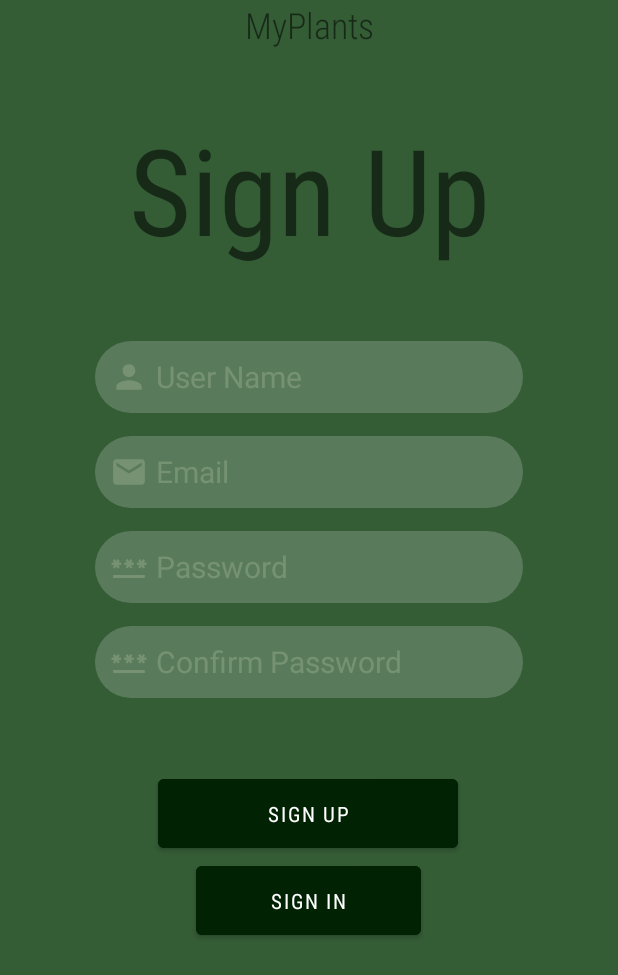
After one commit to LiavBurger/MyPlants, an Android app: the RegisterActivity screen opened directly, with no data from a screen before it, on a phone screen of 412 x 824 dp. The commit adds this screen. Shown: the top 975 px of the screen. Run offline under Robolectric (Android 15) with nearby library versions, the phone set to English and light mode, and no system bars.

Commit message:
colors and Register Activity layout

```diff
--- a/app/build.gradle.kts
+++ b/app/build.gradle.kts
@@ -9,7 +9,7 @@ android {
 
     defaultConfig {
         applicationId = "com.myplants"
-        minSdk = 25
+        minSdk = 28
         targetSdk = 34
         versionCode = 1
         versionName = "1.0"
--- a/app/src/main/AndroidManifest.xml
+++ b/app/src/main/AndroidManifest.xml
@@ -10,8 +10,11 @@
         android:label="@string/app_name"
         android:roundIcon="@mipmap/ic_launcher_round"
         android:supportsRtl="true"
-        android:theme="@style/Theme.MyPlants"
+        android:theme="@style/Base.Theme.MyPlants"
         tools:targetApi="31">
+        <activity
+            android:name=".RegisterActivity"
+            android:exported="false" />
         <activity
             android:name=".MainActivity"
             android:exported="true">
--- /dev/null
+++ b/app/src/main/java/com/myplants/RegisterActivity.kt
@@ -0,0 +1,11 @@
+package com.myplants
+
+import androidx.appcompat.app.AppCompatActivity
+import android.os.Bundle
+
+class RegisterActivity : AppCompatActivity() {
+    override fun onCreate(savedInstanceState: Bundle?) {
+        super.onCreate(savedInstanceState)
+        setContentView(R.layout.activity_register)
+    }
+}
--- /dev/null
+++ b/app/src/main/res/drawable/enter_text_background.xml
@@ -0,0 +1,18 @@
+<?xml version="1.0" encoding="utf-8"?>
+<selector xmlns:android="http://schemas.android.com/apk/res/android">
+    <item android:state_enabled="true" android:state_focused="true">
+        <shape android:shape="rectangle">
+            <solid android:color="#30FFFFFF"/>
+            <corners android:radius="50dp"/>
+            <stroke android:color="@color/white" android:width="1dp"/>
+        </shape>
+    </item>
+
+    <item android:state_enabled="true">
+        <shape android:shape="rectangle">
+            <solid android:color="#30FFFFFF"/>
+            <corners android:radius="50dp"/>
+        </shape>
+    </item>
+
+</selector>
--- /dev/null
+++ b/app/src/main/res/drawable/ic_email.xml
@@ -0,0 +1,5 @@
+<vector android:height="24dp" android:tint="@color/text_color"
+    android:viewportHeight="24" android:viewportWidth="24"
+    android:width="24dp" xmlns:android="http://schemas.android.com/apk/res/android">
+    <path android:fillColor="@android:color/white" android:pathData="M20,4L4,4c-1.1,0 -1.99,0.9 -1.99,2L2,18c0,1.1 0.9,2 2,2h16c1.1,0 2,-0.9 2,-2L22,6c0,-1.1 -0.9,-2 -2,-2zM20,8l-8,5 -8,-5L4,6l8,5 8,-5v2z"/>
+</vector>
--- /dev/null
+++ b/app/src/main/res/drawable/ic_password.xml
@@ -0,0 +1,5 @@
+<vector android:height="24dp" android:tint="@color/text_color"
+    android:viewportHeight="24" android:viewportWidth="24"
+    android:width="24dp" xmlns:android="http://schemas.android.com/apk/res/android">
+    <path android:fillColor="@android:color/white" android:pathData="M2,17h20v2H2V17zM3.15,12.95L4,11.47l0.85,1.48l1.3,-0.75L5.3,10.72H7v-1.5H5.3l0.85,-1.47L4.85,7L4,8.47L3.15,7l-1.3,0.75L2.7,9.22H1v1.5h1.7L1.85,12.2L3.15,12.95zM9.85,12.2l1.3,0.75L12,11.47l0.85,1.48l1.3,-0.75l-0.85,-1.48H15v-1.5h-1.7l0.85,-1.47L12.85,7L12,8.47L11.15,7l-1.3,0.75l0.85,1.47H9v1.5h1.7L9.85,12.2zM23,9.22h-1.7l0.85,-1.47L20.85,7L20,8.47L19.15,7l-1.3,0.75l0.85,1.47H17v1.5h1.7l-0.85,1.48l1.3,0.75L20,11.47l0.85,1.48l1.3,-0.75l-0.85,-1.48H23V9.22z"/>
+</vector>
--- /dev/null
+++ b/app/src/main/res/drawable/ic_person.xml
@@ -0,0 +1,5 @@
+<vector android:height="24dp" android:tint="#000000"
+    android:viewportHeight="24" android:viewportWidth="24"
+    android:width="24dp" xmlns:android="http://schemas.android.com/apk/res/android">
+    <path android:fillColor="@android:color/white" android:pathData="M12,12c2.21,0 4,-1.79 4,-4s-1.79,-4 -4,-4 -4,1.79 -4,4 1.79,4 4,4zM12,14c-2.67,0 -8,1.34 -8,4v2h16v-2c0,-2.66 -5.33,-4 -8,-4z"/>
+</vector>
--- /dev/null
+++ b/app/src/main/res/drawable/ic_user.xml
@@ -0,0 +1,5 @@
+<vector android:height="24dp" android:tint="@color/text_color"
+    android:viewportHeight="24" android:viewportWidth="24"
+    android:width="24dp" xmlns:android="http://schemas.android.com/apk/res/android">
+    <path android:fillColor="@android:color/white" android:pathData="M12,12c2.21,0 4,-1.79 4,-4s-1.79,-4 -4,-4 -4,1.79 -4,4 1.79,4 4,4zM12,14c-2.67,0 -8,1.34 -8,4v2h16v-2c0,-2.66 -5.33,-4 -8,-4z"/>
+</vector>
--- /dev/null
+++ b/app/src/main/res/layout/activity_register.xml
@@ -0,0 +1,225 @@
+<?xml version="1.0" encoding="utf-8"?>
+<androidx.constraintlayout.widget.ConstraintLayout xmlns:android="http://schemas.android.com/apk/res/android"
+    xmlns:app="http://schemas.android.com/apk/res-auto"
+    xmlns:tools="http://schemas.android.com/tools"
+    android:layout_width="match_parent"
+    android:layout_height="match_parent"
+    android:background="@color/background"
+    android:orientation="vertical"
+    tools:context=".RegisterActivity">
+
+    <TextView
+        android:id="@+id/textView"
+        android:layout_width="0dp"
+        android:layout_height="wrap_content"
+        android:fontFamily="sans-serif-condensed-light"
+        android:gravity="center"
+        android:text="@string/app_name"
+        android:textSize="24sp"
+        app:layout_constraintEnd_toEndOf="parent"
+        app:layout_constraintStart_toStartOf="parent"
+        app:layout_constraintTop_toTopOf="parent" />
+
+    <TextView
+        android:id="@+id/textView2"
+        android:layout_width="0dp"
+        android:layout_height="wrap_content"
+        android:layout_marginTop="40dp"
+        android:fontFamily="sans-serif-condensed-light"
+        android:gravity="center"
+        android:text="@string/sign_up"
+        android:textFontWeight="400"
+        android:textSize="80sp"
+        android:textStyle="bold"
+        app:layout_constraintEnd_toEndOf="parent"
+        app:layout_constraintStart_toStartOf="parent"
+        app:layout_constraintTop_toBottomOf="@+id/textView" />
+
+    <androidx.appcompat.widget.LinearLayoutCompat
+        android:id="@+id/llcUsername"
+        android:layout_width="285dp"
+        android:layout_height="wrap_content"
+        android:layout_gravity="center"
+        android:layout_marginStart="63dp"
+        android:layout_marginTop="48dp"
+        android:layout_marginEnd="63dp"
+        android:background="@drawable/enter_text_background"
+        android:orientation="horizontal"
+        app:layout_constraintEnd_toEndOf="parent"
+        app:layout_constraintHorizontal_bias="0.0"
+        app:layout_constraintStart_toStartOf="parent"
+        app:layout_constraintTop_toBottomOf="@+id/textView2">
+
+        <ImageView
+            android:layout_width="25dp"
+            android:layout_height="25dp"
+            android:layout_gravity="center"
+            android:layout_marginStart="10dp"
+            android:background="@drawable/ic_user"
+            android:gravity="bottom" />
+
+        <EditText
+            android:id="@+id/etUserName"
+            android:layout_width="245dp"
+            android:layout_height="48dp"
+            android:layout_gravity="center"
+            android:layout_marginStart="5dp"
+            android:background="#00FFFFFF"
+            android:gravity="fill_vertical"
+            android:hint="@string/user_name"
+            android:inputType="textPersonName"
+            android:textColor="@color/text_color"
+            android:textColorHint="@color/text_color"
+            android:textSize="20sp" />
+    </androidx.appcompat.widget.LinearLayoutCompat>
+
+    <androidx.appcompat.widget.LinearLayoutCompat
+        android:id="@+id/llcEmail"
+        android:layout_width="285dp"
+        android:layout_height="wrap_content"
+        android:layout_gravity="center"
+        android:layout_marginStart="63dp"
+        android:layout_marginTop="15dp"
+        android:layout_marginEnd="63dp"
+        android:background="@drawable/enter_text_background"
+        android:orientation="horizontal"
+        app:layout_constraintEnd_toEndOf="parent"
+        app:layout_constraintHorizontal_bias="0.0"
+        app:layout_constraintStart_toStartOf="parent"
+        app:layout_constraintTop_toBottomOf="@+id/llcUsername">
+
+
+        <ImageView
+            android:layout_width="25dp"
+            android:layout_height="25dp"
+            android:layout_gravity="center"
+            android:layout_marginStart="10dp"
+            android:background="@drawable/ic_email"
+            android:gravity="bottom" />
+
+        <EditText
+            android:id="@+id/etEmail"
+            android:layout_width="245dp"
+            android:layout_height="48dp"
+            android:layout_gravity="center"
+            android:layout_marginStart="5dp"
+            android:background="#00FFFFFF"
+            android:gravity="fill_vertical"
+            android:hint="@string/email"
+            android:inputType="textEmailAddress"
+            android:textColor="@color/text_color"
+            android:textColorHint="@color/text_color"
+            android:textSize="20sp" />
+    </androidx.appcompat.widget.LinearLayoutCompat>
+
+    <androidx.appcompat.widget.LinearLayoutCompat
+        android:id="@+id/llcPassword"
+        android:layout_width="285dp"
+        android:layout_height="wrap_content"
+        android:layout_gravity="center"
+        android:layout_marginStart="63dp"
+        android:layout_marginTop="15dp"
+        android:layout_marginEnd="63dp"
+        android:background="@drawable/enter_text_background"
+        android:orientation="horizontal"
+        app:layout_constraintEnd_toEndOf="parent"
+        app:layout_constraintHorizontal_bias="0.0"
+        app:layout_constraintStart_toStartOf="parent"
+        app:layout_constraintTop_toBottomOf="@+id/llcEmail">
+
+
+        <ImageView
+            android:layout_width="25dp"
+            android:layout_height="25dp"
+            android:layout_gravity="center"
+            android:layout_marginStart="10dp"
+            android:background="@drawable/ic_password"
+            android:gravity="bottom" />
+
+        <EditText
+            android:id="@+id/etPassword"
+            android:layout_width="245dp"
+            android:layout_height="48dp"
+            android:layout_gravity="center"
+            android:layout_marginStart="5dp"
+            android:background="#00FFFFFF"
+            android:gravity="fill_vertical"
+            android:hint="@string/password"
+            android:inputType="textPassword"
+            android:textColor="@color/text_color"
+            android:textColorHint="@color/text_color"
+            android:textSize="20sp" />
+    </androidx.appcompat.widget.LinearLayoutCompat>
+
+    <androidx.appcompat.widget.LinearLayoutCompat
+        android:id="@+id/llcConfirmPassword"
+        android:layout_width="285dp"
+        android:layout_height="wrap_content"
+        android:layout_gravity="center"
+        android:layout_marginStart="63dp"
+        android:layout_marginTop="15dp"
+        android:layout_marginEnd="63dp"
+        android:background="@drawable/enter_text_background"
+        android:orientation="horizontal"
+        app:layout_constraintEnd_toEndOf="parent"
+        app:layout_constraintHorizontal_bias="0.0"
+        app:layout_constraintStart_toStartOf="parent"
+        app:layout_constraintTop_toBottomOf="@+id/llcPassword">
+
+
+        <ImageView
+            android:layout_width="25dp"
+            android:layout_height="25dp"
+            android:layout_gravity="center"
+            android:layout_marginStart="10dp"
+            android:background="@drawable/ic_password"
+            android:gravity="bottom" />
+
+        <EditText
+            android:id="@+id/et_re_enter_Password"
+            android:layout_width="245dp"
+            android:layout_height="48dp"
+            android:layout_gravity="center"
+            android:layout_marginStart="5dp"
+            android:background="#00FFFFFF"
+            android:gravity="fill_vertical"
+            android:hint="@string/re_password"
+            android:inputType="textPassword"
+            android:textColor="@color/text_color"
+            android:textColorHint="@color/text_color"
+            android:textSize="20sp" />
+    </androidx.appcompat.widget.LinearLayoutCompat>
+
+    <Button
+        android:id="@+id/btnSignUp"
+        android:layout_width="200dp"
+        android:layout_height="58dp"
+        android:layout_gravity="center"
+        android:layout_marginTop="48dp"
+        android:backgroundTint="@color/buttonColor"
+        android:fontFamily="sans-serif-condensed-light"
+        android:text="@string/sign_up"
+        android:textColor="@color/white"
+        android:textFontWeight="400"
+        app:layout_constraintEnd_toEndOf="parent"
+        app:layout_constraintHorizontal_bias="0.497"
+        app:layout_constraintStart_toStartOf="parent"
+        app:layout_constraintTop_toBottomOf="@+id/llcConfirmPassword" />
+
+    <Button
+        android:id="@+id/btnSignIn"
+        android:layout_width="150dp"
+        android:layout_height="58dp"
+        android:layout_gravity="center"
+        android:backgroundTint="@color/buttonColor"
+        android:fontFamily="sans-serif-condensed-light"
+        android:text="@string/sign_in"
+        android:textColor="@color/white"
+        android:textFontWeight="400"
+        app:layout_constraintEnd_toEndOf="parent"
+        app:layout_constraintHorizontal_bias="0.498"
+        app:layout_constraintStart_toStartOf="parent"
+        app:layout_constraintTop_toBottomOf="@+id/btnSignUp" />
+
+
+</androidx.constraintlayout.widget.ConstraintLayout>
--- a/app/src/main/res/values-night/themes.xml
+++ b/app/src/main/res/values-night/themes.xml
@@ -1,7 +1,16 @@
 <resources xmlns:tools="http://schemas.android.com/tools">
     <!-- Base application theme. -->
-    <style name="Base.Theme.MyPlants" parent="Theme.Material3.DayNight.NoActionBar">
-        <!-- Customize your dark theme here. -->
-        <!-- <item name="colorPrimary">@color/my_dark_primary</item> -->
+    <style name="Base.Theme.MyPlants" parent="Theme.MaterialComponents.DayNight.NoActionBar">
+        <!-- Primary brand color. -->
+        <item name="colorPrimary">@color/rc</item>
+        <item name="colorPrimaryVariant">@color/ds</item>
+        <item name="colorOnPrimary">@color/black</item>
+        <!-- Secondary brand color. -->
+        <item name="colorSecondary">@color/teal_200</item>
+        <item name="colorSecondaryVariant">@color/teal_200</item>
+        <item name="colorOnSecondary">@color/black</item>
+        <!-- Status bar color. -->
+        <item name="android:statusBarColor">?attr/colorPrimaryVariant</item>
+        <!-- Customize your theme here. -->
     </style>
 </resources>
--- a/app/src/main/res/values/colors.xml
+++ b/app/src/main/res/values/colors.xml
@@ -11,7 +11,6 @@
     <color name="text_color">#4DB5C6A9</color>
     <color name="ds">#B7011B04</color>
     <color name="background">#345C35</color>
-    <color name="bacground">#345735</color>
     <color name="buttonColor">#022204</color>
     <color name="cardBackground">#1A3E1A</color>
     <color name="navigationBarTextColor">#57000000</color>
--- a/app/src/main/res/values/strings.xml
+++ b/app/src/main/res/values/strings.xml
@@ -1,5 +1,20 @@
 <resources>
     <string name="app_name">MyPlants</string>
-    <!-- TODO: Remove or change this placeholder text -->
-    <string name="hello_blank_fragment">Hello blank fragment</string>
+    <string name="title_activity_menu">MenuActivity</string>
+    <string name="title_home">Home</string>
+    <string name="title_add_plant">Add Plant</string>
+    <string name="title_view_garden">View Garden</string>
+    <string name="title_remove_plant">View Plant</string>
+    <string name="sign_in">Sign In</string>
+    <string name="sign_up">Sign Up</string>
+    <string name="sign_out">Sign Out</string>
+    <string name="user_name">User Name</string>
+    <string name="email">Email</string>
+    <string name="password">Password</string>
+    <string name="re_password">Confirm Password</string>
+    <string name="take_pic">Capture or Pick An Image for Your Plant</string>
+    <string name="enter_plant_name">Enter The Plant Name</string>
+    <string name="enter_plant_species">Enter The Plant Species</string>
+    <string name="remove_plant_fragment">Remove Plant Fragment</string>
+    <string name="add_plant_button">Add Plant Button</string>
 </resources>
--- a/app/src/main/res/values/themes.xml
+++ b/app/src/main/res/values/themes.xml
@@ -1,9 +1,16 @@
 <resources xmlns:tools="http://schemas.android.com/tools">
     <!-- Base application theme. -->
-    <style name="Base.Theme.MyPlants" parent="Theme.Material3.DayNight.NoActionBar">
-        <!-- Customize your light theme here. -->
-        <!-- <item name="colorPrimary">@color/my_light_primary</item> -->
+    <style name="Base.Theme.MyPlants" parent="Theme.MaterialComponents.DayNight.NoActionBar">
+        <!-- Primary brand color. -->
+        <item name="colorPrimary">#2E7800</item>
+        <item name="colorPrimaryVariant">@color/rc</item>
+        <item name="colorOnPrimary">@color/white</item>
+        <!-- Secondary brand color. -->
+        <item name="colorSecondary">@color/teal_200</item>
+        <item name="colorSecondaryVariant">@color/teal_700</item>
+        <item name="colorOnSecondary">@color/black</item>
+        <!-- Status bar color. -->
+        <item name="android:statusBarColor">?attr/colorPrimaryVariant</item>
+        <!-- Customize your theme here. -->
     </style>
-
-    <style name="Theme.MyPlants" parent="Base.Theme.MyPlants" />
 </resources>
```
